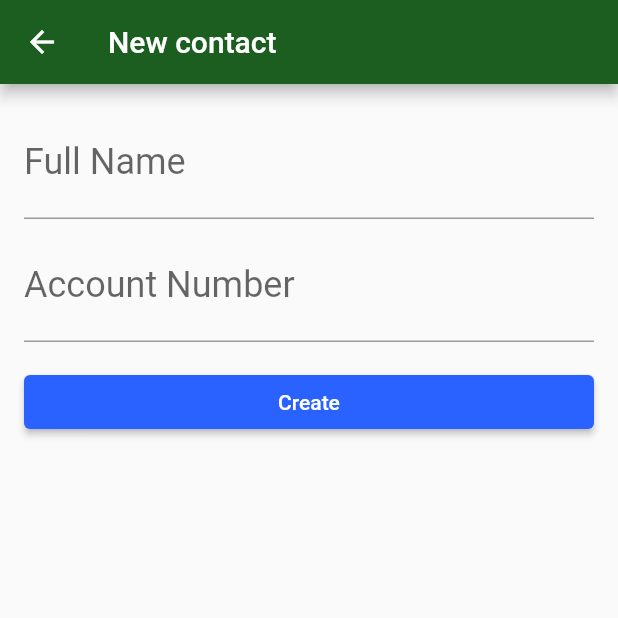
After one commit to pedropefj/bytebanck-v2, a Flutter app: the ContactsList screen opened directly, after a tap on the "add" icon, on a phone screen of 412 x 824 dp, the top half of it. The commit adds this screen. Run offline on Flutter 3.47's test engine with Material 2 defaults, Android fonts, the phone set to English and light mode, and no system bars.

Commit message:
Lista de contatos e formulario

```diff
--- a/lib/main.dart
+++ b/lib/main.dart
@@ -1,12 +1,10 @@
-import 'package:bytebank_v2/dashboard.dart';
+import 'package:bytebank_v2/screens/dashboard.dart';
 import 'package:flutter/material.dart';
 
 void main() {
   runApp(BytebankApp());
 }
-
 class BytebankApp extends StatelessWidget {
-  // This widget is the root of your application.
   @override
   Widget build(BuildContext context) {
     return MaterialApp(
--- /dev/null
+++ b/lib/models/contact.dart
@@ -0,0 +1,11 @@
+class Contact {
+  final String name;
+  final int accountNumber;
+
+  Contact(this.name, this.accountNumber);
+
+  @override
+  String toString() {
+    return 'Contact{name: $name, accountNumber: $accountNumber}';
+  }
+}
--- /dev/null
+++ b/lib/screens/contacts/form.dart
@@ -0,0 +1,81 @@
+import 'package:bytebank_v2/models/contact.dart';
+import 'package:flutter/material.dart';
+
+final _titleAppBar = 'New contact';
+final _labelTextName = 'Full Name';
+final _labelTextAccountNumber = 'Account Number';
+final _labelButtonCreate = 'Create';
+
+class ContactsForm extends StatefulWidget {
+
+  @override
+  _ContactsFormState createState() => _ContactsFormState();
+}
+
+class _ContactsFormState extends State<ContactsForm> {
+  final TextEditingController _nameController = TextEditingController();
+  final TextEditingController _accountNumberController = TextEditingController();
+
+  @override
+  Widget build(BuildContext context) {
+    return Scaffold(
+      appBar: AppBar(
+        title: Text(_titleAppBar),
+      ),
+      body: SingleChildScrollView(
+        child: Padding(
+          padding: const EdgeInsets.all(16.0),
+          child: Column(
+            children: [
+              TextField(
+                decoration: InputDecoration(
+                  labelText: _labelTextName,
+                ),
+                style: TextStyle(
+                  fontSize: 24.0,
+                ),
+                  controller: _nameController,
+              ), Padding(
+                padding: const EdgeInsets.only(top: 8.0),
+                child: TextField(
+                  decoration: InputDecoration(
+                    labelText: _labelTextAccountNumber,
+                  ),
+                  style: TextStyle(
+                    fontSize: 24.0,
+                  ),
+                  keyboardType: TextInputType.number,
+                  controller: _accountNumberController,
+                ),
+              ),
+              Padding(
+                padding: const EdgeInsets.only(top: 16.0),
+                child: SizedBox(
+                  width: double.maxFinite,
+                  child: RaisedButton(
+                    child: Text(_labelButtonCreate),
+                    onPressed: () {
+                      final String name = _nameController.text;
+                      final int accountNumber = int.tryParse(_accountNumberController.text);
+
+                      if(_validContact(name, accountNumber)){
+                        final Contact newContact = Contact(name, accountNumber);
+                        Navigator.pop(context, newContact);
+                      }
+
+                    },
+                  ),
+                ),
+              )
+            ],
+          ),
+        ),
+      ),
+    );
+  }
+
+  _validContact(name, accountNumber){
+    bool _valid = name != null && accountNumber != null;
+    return _valid;
+  }
+}
--- /dev/null
+++ b/lib/screens/contacts/list.dart
@@ -0,0 +1,47 @@
+import 'package:bytebank_v2/screens/contacts/form.dart';
+import 'package:flutter/material.dart';
+
+final _titleApp = 'Contacts';
+
+class ContactsList extends StatelessWidget {
+  @override
+  Widget build(BuildContext context) {
+    return Scaffold(
+      appBar: AppBar(
+        title: Text(
+          _titleApp,
+        ),
+      ),
+      body: ListView(
+        children: [
+          Card(
+            child: ListTile(
+              title: Text(
+                'Pedro',
+                style: TextStyle(fontSize: 24),
+              ),
+              subtitle: Text(
+                '1000',
+                style: TextStyle(fontSize: 16),
+              ),
+            ),
+          )
+        ],
+      ),
+      floatingActionButton: FloatingActionButton(
+        child: Icon(Icons.add),
+        onPressed: () {
+          Navigator.of(context)
+              .push(MaterialPageRoute(
+                builder: (context) => ContactsForm(),
+              ))
+              .then(
+                (newContact) => debugPrint(
+                  newContact.toString(),
+                ),
+              );
+        },
+      ),
+    );
+  }
+}
```
Also changed, not shown: lib/dashboard.dart (deleted, +0 -51 lines), lib/screens/dashboard.dart (added, +63 -0 lines).
